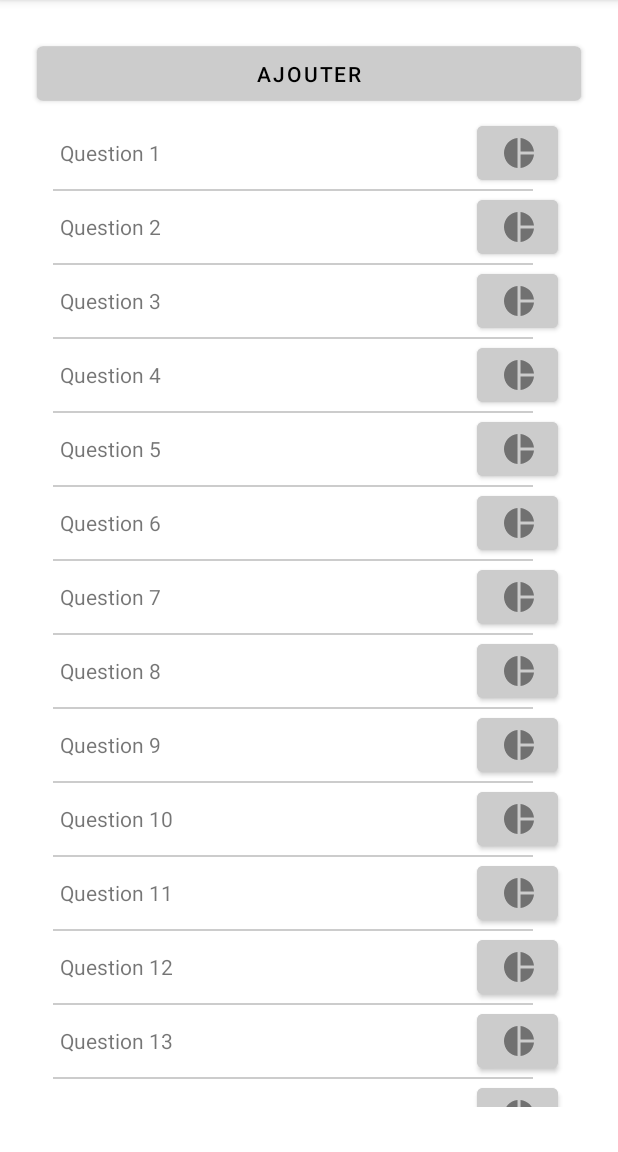
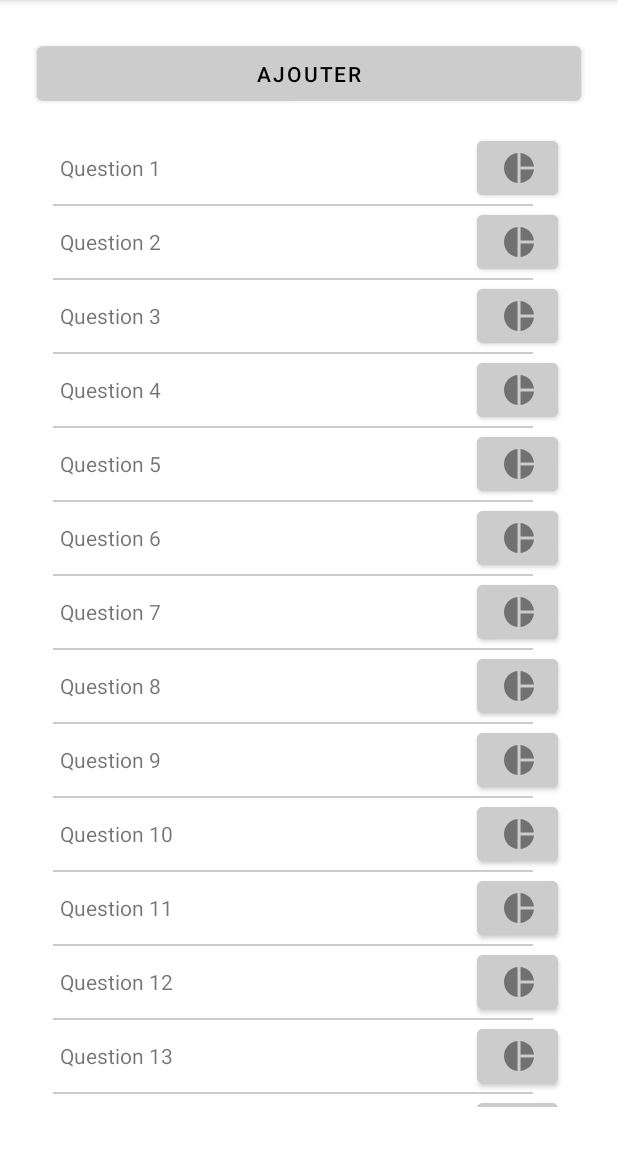
Before and after one commit to DecosteNathaniel/A21-4203N5-VoteDroid-Decoste, an Android app: the screen it shows after launch (MainActivity), on a phone screen of 412 x 824 dp, the part 84-1236 px from its top. Run offline under Robolectric (Android 15) with nearby library versions, the phone set to English and light mode, and no system bars.

Commit message:
REFACTOR MainActivity
Changement de la mise en page

```diff
--- a/app/src/main/res/layout/activity_main.xml
+++ b/app/src/main/res/layout/activity_main.xml
@@ -26,7 +26,10 @@
 
     <androidx.recyclerview.widget.RecyclerView
         android:id="@+id/recyclerView"
-        android:layout_margin="30dp"
+        android:layout_marginTop="40dp"
+        android:layout_marginRight="30dp"
+        android:layout_marginLeft="30dp"
+        android:layout_marginBottom="30dp"
         android:layout_width="match_parent"
         android:layout_height="match_parent"
         />
```
